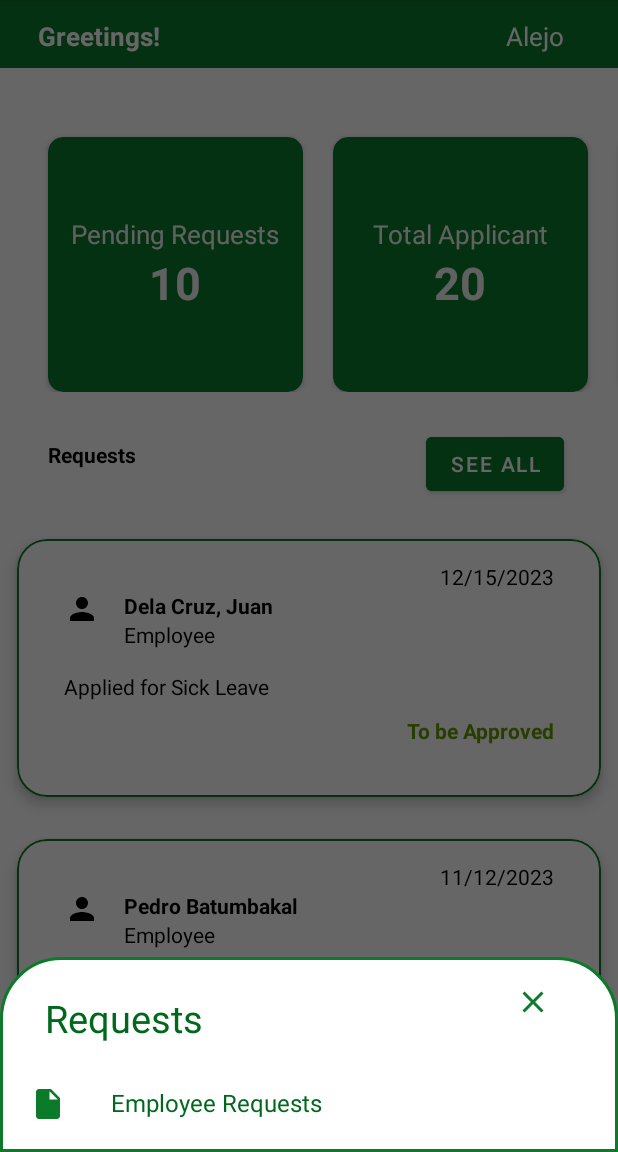
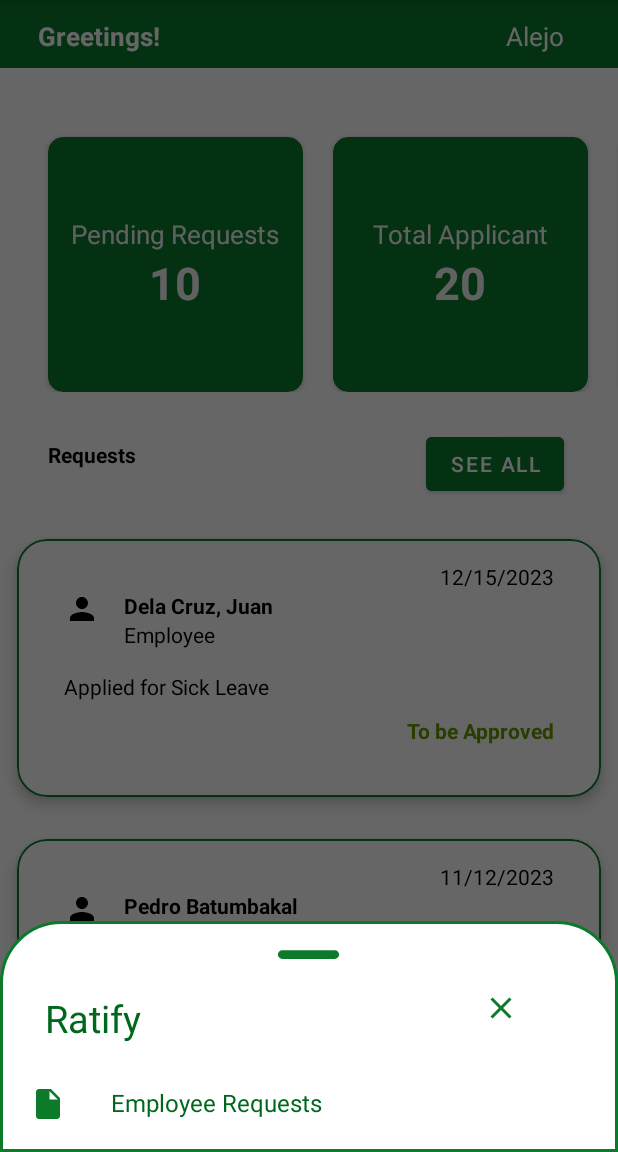
Before and after one commit to DarthCoder-afk/HRAssit_Mobile, an Android app: the HRAdminMainActivity screen opened directly, with no data from a screen before it, after a tap on an icon or button, on a phone screen of 412 x 824 dp, the part 84-1236 px from its top. Run offline under Robolectric (Android 15) with nearby library versions, the phone set to English and light mode, and no system bars; 2 other taps on this screen came first.

```diff
--- a/app/src/main/res/layout/activity_hrmain.xml
+++ b/app/src/main/res/layout/activity_hrmain.xml
@@ -65,6 +65,7 @@
             app:layout_anchor="@id/hr_bottomAppBar"
             app:maxImageSize="40dp"
             android:id="@+id/hr_fab"
+            app:borderWidth="-1dp"
             app:tint="@color/lavender" />
 
     </androidx.coordinatorlayout.widget.CoordinatorLayout>
--- a/app/src/main/res/layout/fragment_request_details.xml
+++ b/app/src/main/res/layout/fragment_request_details.xml
@@ -232,7 +232,7 @@
             android:orientation="horizontal">
 
             <!-- Button for Approve -->
-            <Button
+            <androidx.appcompat.widget.AppCompatButton
                 android:id="@+id/approveButton"
                 android:layout_width="0dp"
                 android:layout_height="wrap_content"
@@ -247,15 +247,14 @@
                 android:layout_height="match_parent" />
 
 
-            <Button
-
+            <androidx.appcompat.widget.AppCompatButton
                 android:id="@+id/declineButton"
                 android:layout_width="0dp"
                 android:layout_height="wrap_content"
                 android:layout_weight="1"
                 android:text="Decline"
                 android:background="@drawable/button_background_red"
-                android:textColor="@android:color/white" />
+                android:textColor="#FFFFFF" />
 
         </LinearLayout>
 
--- a/app/src/main/res/layout/hr_bottomheaderlayout.xml
+++ b/app/src/main/res/layout/hr_bottomheaderlayout.xml
@@ -1,5 +1,6 @@
 <?xml version="1.0" encoding="utf-8"?>
 <LinearLayout xmlns:android="http://schemas.android.com/apk/res/android"
+    xmlns:app="http://schemas.android.com/apk/res-auto"
     android:orientation="vertical"
     android:layout_width="match_parent"
     android:layout_height="match_parent"
@@ -9,6 +10,8 @@
         android:layout_width="70dp"
         android:layout_height="wrap_content"
         android:layout_gravity="center|top"
+        android:src="@drawable/round_remove_24"
+        app:tint = "@color/Green"
         android:scaleType="centerCrop"/>
 
     <LinearLayout
@@ -21,7 +24,7 @@
             android:layout_width="wrap_content"
             android:layout_height="wrap_content"
             android:textAlignment="viewStart"
-            android:text="Requests"
+            android:text="Ratify"
             android:padding="8dp"
             android:textColor="@color/lavender"
             android:layout_marginStart="12dp"
@@ -29,12 +32,12 @@
             android:textSize="25dp" />
 
         <ImageView
+            android:id="@+id/hr_cancelButton"
             android:layout_width="wrap_content"
             android:layout_height="wrap_content"
-            android:src="@drawable/baseline_clear_24"
-            android:layout_marginLeft="200dp"
-            android:layout_marginTop="8dp"
-            android:id="@+id/hr_cancelButton"/>
+            android:layout_marginLeft="220dp"
+            android:layout_marginTop="12dp"
+            android:src="@drawable/baseline_clear_24" />
 
     </LinearLayout>
 
```
